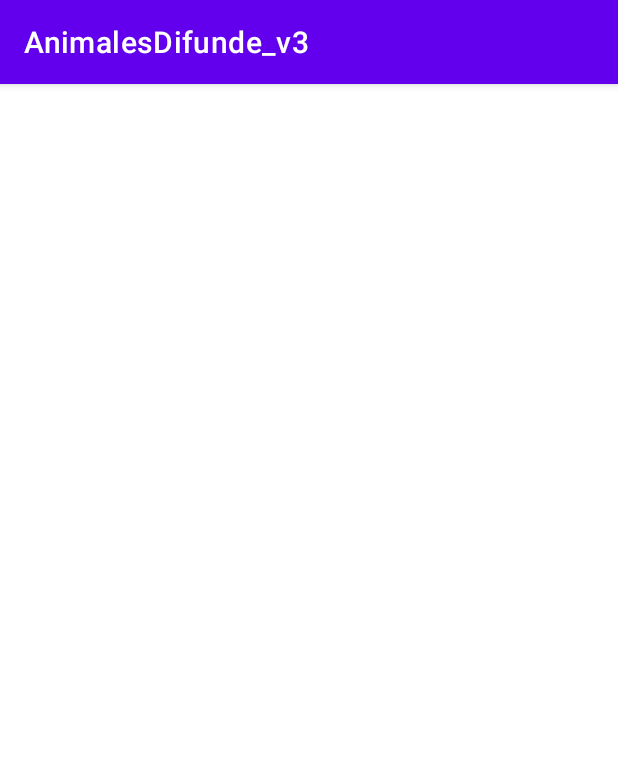
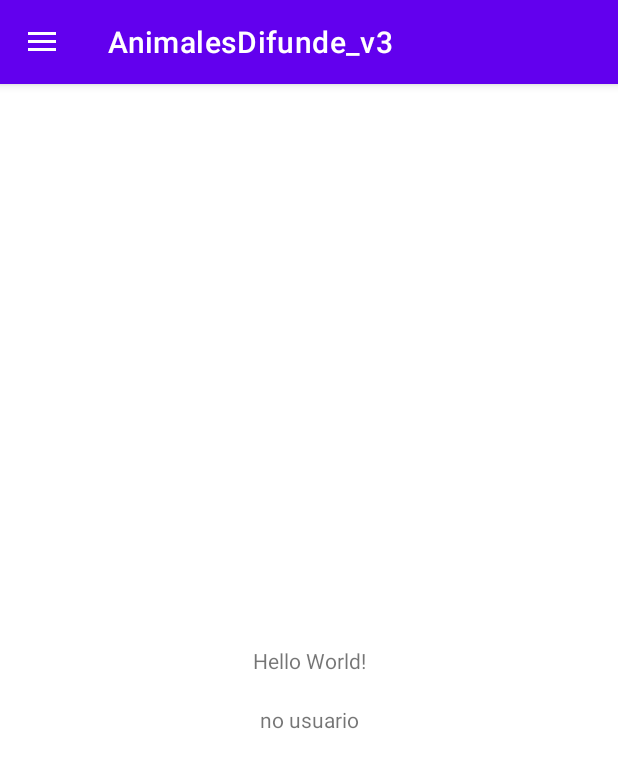
Before and after one commit to bustosTrabajo/AnimalesDifunde_v3, an Android app: the AnimalesDifundeActivity screen opened directly, with no data from a screen before it, on a phone screen of 412 x 824 dp. Shown: the top 768 px of the screen. Run offline under Robolectric (Android 15) with nearby library versions, the phone set to English and light mode, and no system bars; our stand-ins replace Firebase (no records; nobody signed in at launch, a user with empty details on screens opened directly).

Commit message:
Navigation Drawer

```diff
--- /dev/null
+++ b/app/src/main/java/com/davidbustos/animalesdifunde_v3/Animal.kt
@@ -0,0 +1,11 @@
+package com.davidbustos.animalesdifunde_v3
+
+
+class Animal {
+    var nombre:String?=null
+    var tipo:String?=null
+    var raza:String?=null
+    var usuario_animal:String?=null
+    constructor()
+
+}
--- a/app/src/main/java/com/davidbustos/animalesdifunde_v3/AnimalesDifundeActivity.kt
+++ b/app/src/main/java/com/davidbustos/animalesdifunde_v3/AnimalesDifundeActivity.kt
@@ -6,8 +6,12 @@ import android.content.SharedPreferences
 import android.net.Uri
 import androidx.appcompat.app.AppCompatActivity
 import android.os.Bundle
+import android.view.MenuItem
 import android.widget.Toast
+import androidx.appcompat.app.ActionBarDrawerToggle
+import androidx.drawerlayout.widget.DrawerLayout
 import com.bumptech.glide.Glide
+import com.google.android.material.navigation.NavigationView
 import com.google.firebase.ktx.Firebase
 import com.google.firebase.storage.FirebaseStorage
 import kotlinx.android.synthetic.main.activity_animales_difunde.*
@@ -15,16 +19,53 @@ import kotlinx.android.synthetic.main.activity_registro.*
 
 class AnimalesDifundeActivity : AppCompatActivity() {
 
+    lateinit var toogle: ActionBarDrawerToggle
+    lateinit var drawerLayout: DrawerLayout
+    lateinit var navigationView: NavigationView
+
+
     override fun onCreate(savedInstanceState: Bundle?) {
         super.onCreate(savedInstanceState)
         setContentView(R.layout.activity_animales_difunde)
 
         cargarDatos()
 
+
+        drawerLayout=findViewById(R.id.drawerLayout)
+        navigationView=findViewById(R.id.nav_view)
+
+        toogle= ActionBarDrawerToggle(this,drawerLayout,R.string.open, R.string.close)
+        drawerLayout.addDrawerListener(toogle)
+        toogle.syncState()
+
+        supportActionBar?.setDisplayHomeAsUpEnabled(true)
+
+        navigationView.setNavigationItemSelectedListener {
+            when(it.itemId){
+                R.id.item1 ->
+                    //Inflar diferentes fragments o activities relacionados con el item de menú
+                    Toast.makeText(applicationContext,"Perfil de Usuario", Toast.LENGTH_LONG).show()
+
+                R.id.item2 -> Toast.makeText(applicationContext,"Todos mis Animales",Toast.LENGTH_LONG).show()
+
+                R.id.item3 -> Toast.makeText(applicationContext, "Mensajería de Usuario",Toast.LENGTH_LONG).show()
+
+            }
+            true
+        }
+
+    }
+    override fun onOptionsItemSelected(item: MenuItem): Boolean{
+        if(toogle.onOptionsItemSelected(item)){
+            true
+        }
+        return super.onOptionsItemSelected(item)
     }
     private fun cargarDatos(){
-        val sharedPreferences=getSharedPreferences("sharedPrefs",Context.MODE_PRIVATE)
-        txtNombreUsuario.text=sharedPreferences.getString("usuario","")
+        val sharedPreferences: SharedPreferences = getSharedPreferences("sharedPrefs", Context.MODE_PRIVATE)
+        var usuario=sharedPreferences.getString("usuario","no usuario")
+        txtNombreUsuario.text=usuario
+
     }
     private fun recogerImagen(){
 
--- /dev/null
+++ b/app/src/main/res/drawable/ic_animales.xml
@@ -0,0 +1,10 @@
+<vector xmlns:android="http://schemas.android.com/apk/res/android"
+    android:width="24dp"
+    android:height="24dp"
+    android:viewportWidth="24"
+    android:viewportHeight="24"
+    android:tint="?attr/colorControlNormal">
+    <path
+        android:pathData="M17.6,11.48 L19.44,8.3a0.63,0.63 0,0 0,-1.09 -0.63l-1.88,3.24a11.43,11.43 0,0 0,-8.94 0L5.65,7.67a0.63,0.63 0,0 0,-1.09 0.63L6.4,11.48A10.81,10.81 0,0 0,1 20L23,20A10.81,10.81 0,0 0,17.6 11.48ZM7,17.25A1.25,1.25 0,1 1,8.25 16,1.25 1.25,0 0,1 7,17.25ZM17,17.25A1.25,1.25 0,1 1,18.25 16,1.25 1.25,0 0,1 17,17.25Z"
+        android:fillColor="@android:color/white"/>
+</vector>
--- /dev/null
+++ b/app/src/main/res/drawable/ic_home.xml
@@ -0,0 +1,10 @@
+<vector xmlns:android="http://schemas.android.com/apk/res/android"
+    android:width="24dp"
+    android:height="24dp"
+    android:viewportWidth="24"
+    android:viewportHeight="24"
+    android:tint="?attr/colorControlNormal">
+    <path
+        android:fillColor="@android:color/white"
+        android:pathData="M10,20v-6h4v6h5v-8h3L12,3 2,12h3v8z"/>
+</vector>
--- /dev/null
+++ b/app/src/main/res/drawable/ic_mensajes.xml
@@ -0,0 +1,11 @@
+<vector xmlns:android="http://schemas.android.com/apk/res/android"
+    android:width="24dp"
+    android:height="24dp"
+    android:viewportWidth="24"
+    android:viewportHeight="24"
+    android:tint="?attr/colorControlNormal"
+    android:autoMirrored="true">
+    <path
+        android:fillColor="@android:color/white"
+        android:pathData="M2.01,21L23,12 2.01,3 2,10l15,2 -15,2z"/>
+</vector>
--- a/app/src/main/res/layout/activity_animales_difunde.xml
+++ b/app/src/main/res/layout/activity_animales_difunde.xml
@@ -1,17 +1,51 @@
 <?xml version="1.0" encoding="utf-8"?>
-<LinearLayout xmlns:android="http://schemas.android.com/apk/res/android"
+<androidx.drawerlayout.widget.DrawerLayout
+    android:id="@+id/drawerLayout"
+    xmlns:android="http://schemas.android.com/apk/res/android"
     xmlns:app="http://schemas.android.com/apk/res-auto"
     xmlns:tools="http://schemas.android.com/tools"
     android:layout_width="match_parent"
     android:layout_height="match_parent"
-    tools:context=".AnimalesDifundeActivity"
-    android:orientation="vertical"
-    >
-    <TextView
-        android:id="@+id/txtNombreUsuario"
+    tools:context=".AnimalesDifundeActivity">
+
+    <androidx.constraintlayout.widget.ConstraintLayout
         android:layout_width="match_parent"
-        android:layout_height="wrap_content"
-        android:text="Nombre del Usuario"
+        android:layout_height="match_parent">
+
+        <TextView
+            android:id="@+id/txtNombreUsuario"
+            android:layout_width="wrap_content"
+            android:layout_height="wrap_content"
+            android:layout_marginStart="150dp"
+
+            android:layout_marginTop="20dp"
+            android:layout_marginEnd="150dp"
+            android:text="Nombre De Usuario"
+            app:layout_constraintEnd_toEndOf="parent"
+            app:layout_constraintStart_toStartOf="parent"
+            app:layout_constraintTop_toBottomOf="@+id/textView" />
+
+        <TextView
+            android:id="@+id/textView"
+            android:layout_width="wrap_content"
+            android:layout_height="wrap_content"
+            android:text="Hello World!"
+            app:layout_constraintBottom_toBottomOf="parent"
+            app:layout_constraintLeft_toLeftOf="parent"
+            app:layout_constraintRight_toRightOf="parent"
+            app:layout_constraintTop_toTopOf="parent" />
+
+
+    </androidx.constraintlayout.widget.ConstraintLayout>
+
+    <com.google.android.material.navigation.NavigationView
+        android:id="@+id/nav_view"
+        android:layout_width="wrap_content"
+        android:layout_height="match_parent"
+        app:headerLayout="@layout/nav_header"
+        app:menu="@menu/nav_menu"
+        android:layout_gravity="start"
+        android:fitsSystemWindows="true"
         />
 
-</LinearLayout>
+</androidx.drawerlayout.widget.DrawerLayout>
--- /dev/null
+++ b/app/src/main/res/layout/nav_header.xml
@@ -0,0 +1,9 @@
+<?xml version="1.0" encoding="utf-8"?>
+<androidx.constraintlayout.widget.ConstraintLayout
+    xmlns:android="http://schemas.android.com/apk/res/android"
+    android:layout_width="match_parent"
+    android:layout_height="150dp"
+    android:background="@android:color/holo_orange_dark"
+    >
+
+</androidx.constraintlayout.widget.ConstraintLayout>
--- /dev/null
+++ b/app/src/main/res/menu/nav_menu.xml
@@ -0,0 +1,21 @@
+<?xml version="1.0" encoding="utf-8"?>
+<menu xmlns:android="http://schemas.android.com/apk/res/android">
+    <item
+        android:id="@+id/item1"
+        android:title="Perfil"
+        android:icon="@drawable/ic_home"
+        />
+
+    <item
+        android:id="@+id/item2"
+        android:title="Mis Animales"
+        android:icon="@drawable/ic_animales"
+        />
+    <item
+        android:id="@+id/item3"
+        android:title="Mensajes"
+        android:icon="@drawable/ic_mensajes"
+        />
+
+
+</menu>
--- a/app/src/main/res/values/strings.xml
+++ b/app/src/main/res/values/strings.xml
@@ -1,3 +1,5 @@
 <resources>
     <string name="app_name">AnimalesDifunde_v3</string>
+    <string name="open">Open</string>
+    <string name="close">Close</string>
 </resources>
```
